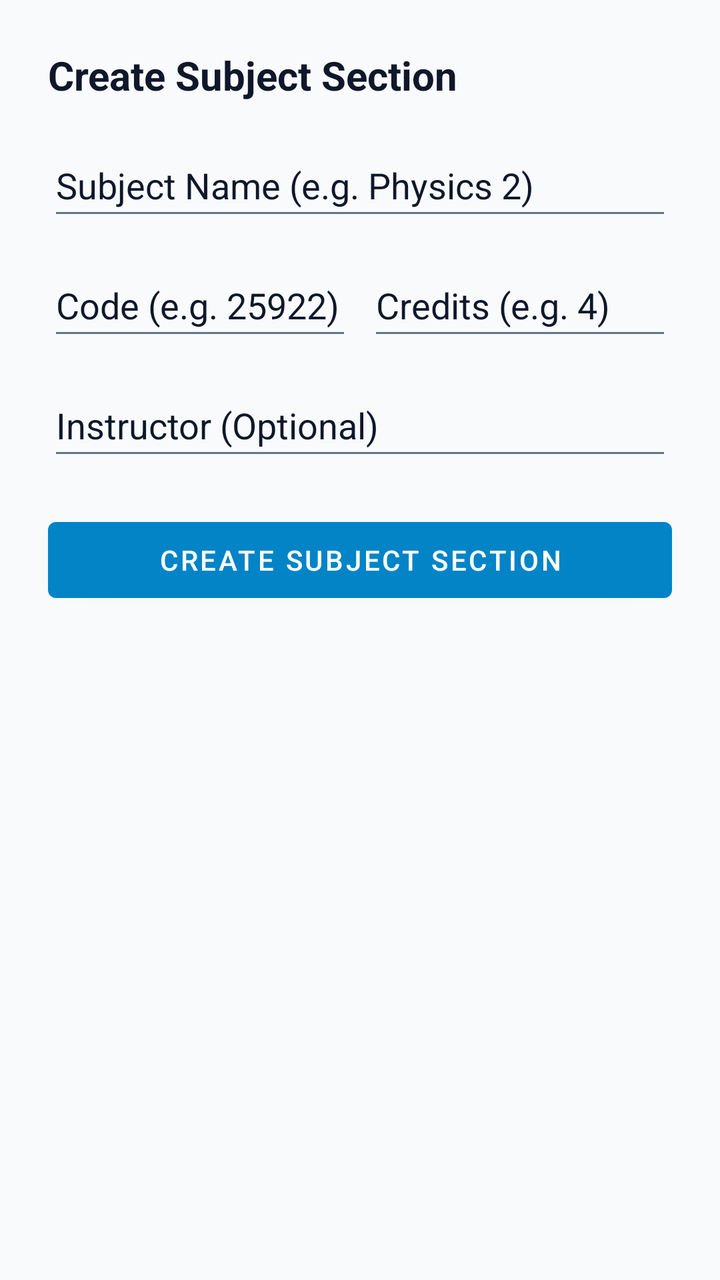
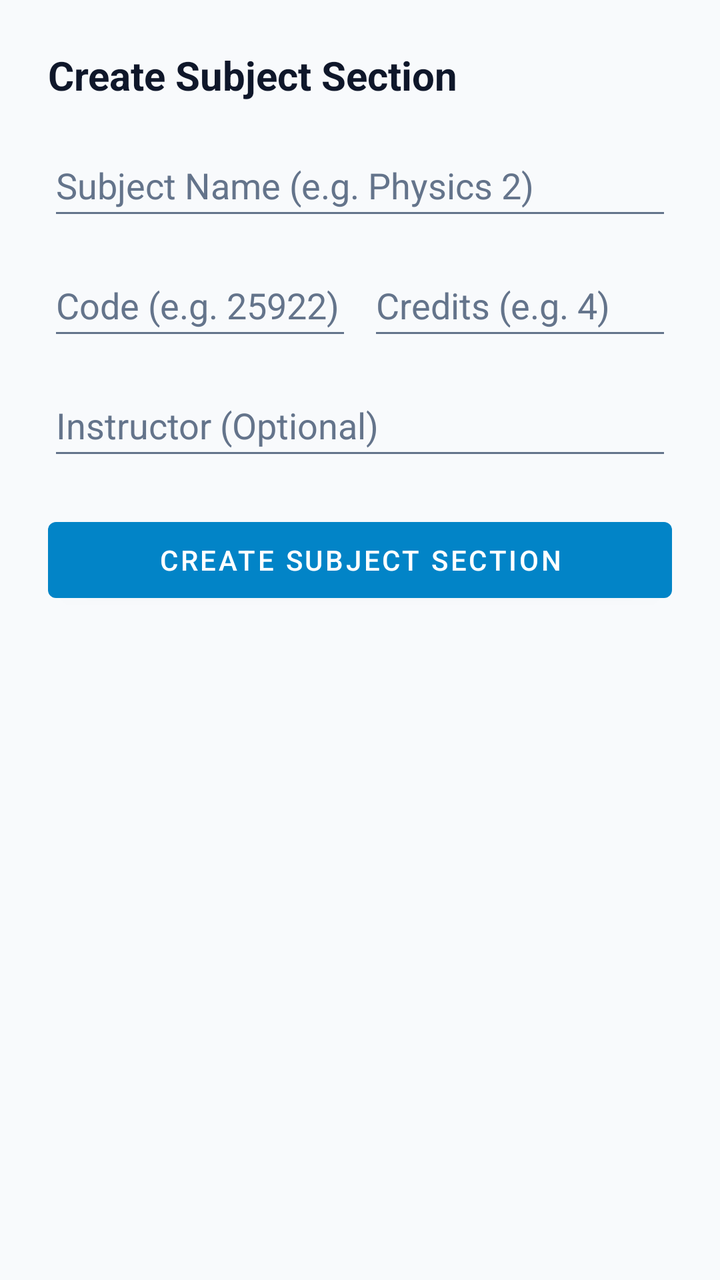

Before-and-after screenshots of an Android layout around one commit, followed by the original layout XML and the change that was made.
<!-- AndroidManifest.xml: application theme Theme.LifeSync -->
<!-- res/layout/dialog_add_subject.xml -->
<?xml version="1.0" encoding="utf-8"?>
<LinearLayout xmlns:android="http://schemas.android.com/apk/res/android"
    android:layout_width="match_parent"
    android:layout_height="wrap_content"
    android:orientation="vertical"
    android:padding="24dp">

    <TextView
        android:layout_width="wrap_content"
        android:layout_height="wrap_content"
        android:text="Create Subject Section"
        android:textSize="20sp"
        android:textStyle="bold"
        android:textColor="?attr/colorOnSurface"
        android:layout_marginBottom="16dp" />

    <EditText
        android:id="@+id/etSubjectName"
        android:layout_width="match_parent"
        android:layout_height="wrap_content"
        android:minHeight="48dp"
        android:hint="Subject Name (e.g. Physics 2)"
        android:textColor="?attr/colorOnSurface"
        android:textColorHint="?attr/colorOutline"
        android:layout_marginBottom="12dp" />

    <LinearLayout
        android:layout_width="match_parent"
        android:layout_height="wrap_content"
        android:orientation="horizontal"
        android:layout_marginBottom="12dp">

        <EditText
            android:id="@+id/etSubjectCode"
            android:layout_width="0dp"
            android:layout_weight="1"
            android:layout_height="wrap_content"
            android:minHeight="48dp"
            android:hint="Code (e.g. 25922)"
            android:textColor="?attr/colorOnSurface"
            android:textColorHint="?attr/colorOutline"
            android:layout_marginEnd="8dp" />

        <EditText
            android:id="@+id/etCredits"
            android:layout_width="0dp"
            android:layout_weight="1"
            android:layout_height="wrap_content"
            android:minHeight="48dp"
            android:inputType="number"
            android:hint="Credits (e.g. 4)"
            android:textColor="?attr/colorOnSurface"
            android:textColorHint="?attr/colorOutline" />
    </LinearLayout>

    <EditText
        android:id="@+id/etInstructor"
        android:layout_width="match_parent"
        android:layout_height="wrap_content"
        android:minHeight="48dp"
        android:hint="Instructor (Optional)"
        android:textColor="?attr/colorOnSurface"
        android:textColorHint="?attr/colorOutline"
        android:layout_marginBottom="20dp" />

    <com.google.android.material.button.MaterialButton
        android:id="@+id/btnSaveSubject"
        android:layout_width="match_parent"
        android:layout_height="50dp"
        android:text="CREATE SUBJECT SECTION" />
</LinearLayout>
<!-- resources referenced by this layout -->
<resources>
  <style name="Theme.LifeSync" parent="Theme.MaterialComponents.DayNight.NoActionBar">
          <item name="colorPrimary">@color/primary</item>
          <item name="colorPrimaryVariant">@color/primary_variant</item>
          <item name="colorOnPrimary">@color/on_primary</item>
          <item name="colorSecondary">@color/secondary</item>
          <item name="colorSecondaryVariant">@color/secondary_variant</item>
          <item name="colorOnSecondary">@color/on_secondary</item>
          <item name="colorSurface">@color/surface</item>
          <item name="colorOnSurface">@color/text_primary</item>
          <item name="colorOnBackground">@color/text_primary</item>
          <item name="colorOnSurfaceVariant">@color/text_secondary</item>
          <item name="android:colorBackground">@color/background</item>
          <item name="android:windowBackground">@color/background</item>
          <item name="android:textColorPrimary">@color/text_primary</item>
          <item name="android:textColorSecondary">@color/text_secondary</item>
          <item name="android:statusBarColor">@color/background</item>
          <item name="android:windowLightStatusBar">true</item>
          <item name="android:navigationBarColor">@color/background</item>
          <item name="materialCardViewStyle">@style/CardElevationRounded</item>
          <item name="android:textViewStyle">@style/DuoRhythmTextView</item>
          <item name="android:editTextStyle">@style/DuoRhythmEditText</item>
          <item name="editTextStyle">@style/DuoRhythmEditText</item>
      </style>
  <color name="primary">#0284C7</color>
  <color name="primary_variant">#0369A1</color>
  <color name="on_primary">#FFFFFF</color>
  <color name="secondary">#7C3AED</color>
  <color name="secondary_variant">#6D28D9</color>
  <color name="on_secondary">#FFFFFF</color>
  <color name="surface">#FFFFFF</color>
  <color name="text_primary">#0F172A</color>
  <color name="text_secondary">#64748B</color>
  <color name="background">#F8FAFC</color>
  <style name="CardElevationRounded" parent="Widget.MaterialComponents.CardView">
          <item name="cardCornerRadius">22dp</item>
          <item name="cardElevation">2dp</item>
          <item name="strokeWidth">1dp</item>
          <item name="strokeColor">@color/card_stroke</item>
          <item name="cardBackgroundColor">@color/surface_card</item>
      </style>
  <style name="DuoRhythmTextView" parent="android:Widget.TextView">
          <item name="android:lineSpacingExtra">2dp</item>
          <item name="android:fontFamily">sans-serif</item>
          <item name="android:includeFontPadding">true</item>
      </style>
  <style name="DuoRhythmEditText" parent="android:Widget.EditText">
          <item name="android:lineSpacingExtra">2dp</item>
          <item name="android:fontFamily">sans-serif</item>
          <item name="android:includeFontPadding">true</item>
          <item name="android:textColor">@color/text_primary</item>
          <item name="android:textColorHint">@color/text_secondary</item>
      </style>
  <color name="card_stroke">#E2E8F0</color>
  <color name="surface_card">#FFFFFF</color>
</resources>

<!-- the commit's change to res/layout/dialog_add_subject.xml (unified diff, before → after) -->
@@ -21,7 +21,7 @@
         android:minHeight="48dp"
         android:hint="Subject Name (e.g. Physics 2)"
         android:textColor="?attr/colorOnSurface"
-        android:textColorHint="?attr/colorOutline"
+        android:textColorHint="?android:attr/textColorSecondary"
         android:layout_marginBottom="12dp" />
 
     <LinearLayout
@@ -38,7 +38,7 @@
             android:minHeight="48dp"
             android:hint="Code (e.g. 25922)"
             android:textColor="?attr/colorOnSurface"
-            android:textColorHint="?attr/colorOutline"
+            android:textColorHint="?android:attr/textColorSecondary"
             android:layout_marginEnd="8dp" />
 
         <EditText
@@ -50,7 +50,7 @@
             android:inputType="number"
             android:hint="Credits (e.g. 4)"
             android:textColor="?attr/colorOnSurface"
-            android:textColorHint="?attr/colorOutline" />
+            android:textColorHint="?android:attr/textColorSecondary" />
     </LinearLayout>
 
     <EditText
@@ -60,7 +60,7 @@
         android:minHeight="48dp"
         android:hint="Instructor (Optional)"
         android:textColor="?attr/colorOnSurface"
-        android:textColorHint="?attr/colorOutline"
+        android:textColorHint="?android:attr/textColorSecondary"
         android:layout_marginBottom="20dp" />
 
     <com.google.android.material.button.MaterialButton
<!-- resource entries referenced after the edit -->
@@ -11,6 +11,7 @@
           <item name="colorOnSurface">@color/text_primary</item>
           <item name="colorOnBackground">@color/text_primary</item>
           <item name="colorOnSurfaceVariant">@color/text_secondary</item>
+          <item name="colorOutline">@color/text_secondary</item>
           <item name="android:colorBackground">@color/background</item>
           <item name="android:windowBackground">@color/background</item>
           <item name="android:textColorPrimary">@color/text_primary</item>
